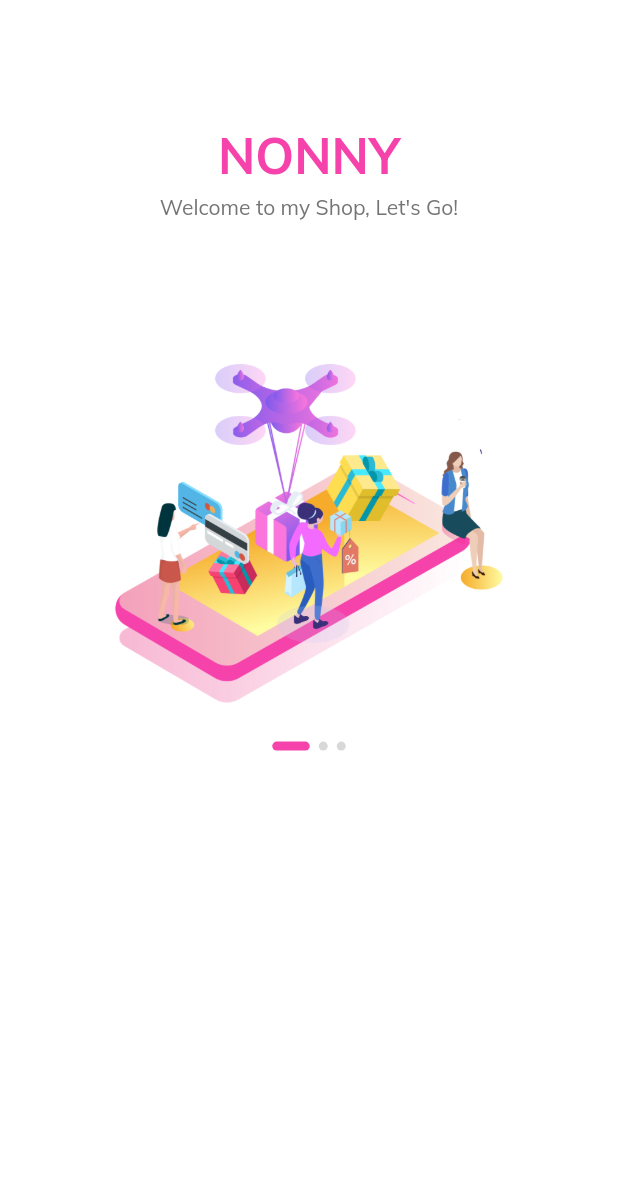
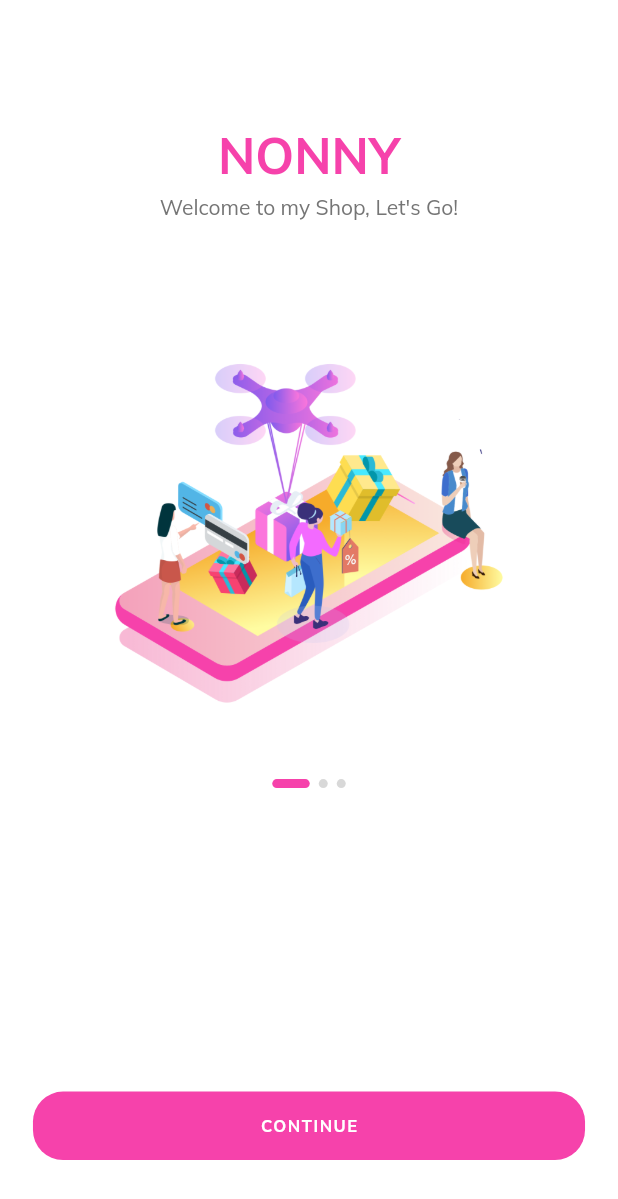
Before and after one commit to thawatchaiUdjan/my_practice_flutter, a Flutter app: the screen it shows after launch, on a phone screen of 412 x 824 dp. Shown: the top 1199 px of the screen. Run offline on Flutter 3.47's test engine with Material 2 defaults, Android fonts, the phone set to English and light mode, and no system bars; our stand-ins replace carousel_slider, flutter_rating_bar, flutter_svg, font_awesome_flutter, google_fonts, page_transition.

Commit message:
finished welcome screen and route config

```diff
--- /dev/null
+++ b/e_commerce_ui/lib/components/defaul_button.dart
@@ -0,0 +1,41 @@
+import 'package:flutter/material.dart';
+
+import '../constant.dart';
+import '../size_config.dart';
+
+class DefaulButton extends StatelessWidget {
+  const DefaulButton({
+    Key? key,
+    required this.textBtn,
+    required this.onPress,
+  }) : super(key: key);
+
+  final String textBtn;
+  final Function onPress;
+
+  @override
+  Widget build(BuildContext context) {
+    return SizedBox(
+      width: double.infinity,
+      height: getProporScreenHeight(45),
+      child: TextButton(
+        style: TextButton.styleFrom(
+          backgroundColor: kPrimaryColor,
+          shape: RoundedRectangleBorder(
+            borderRadius: BorderRadius.circular(20),
+          ),
+        ),
+        child: Text(
+          textBtn,
+          style: TextStyle(
+            fontSize: getProporScreenWidth(10),
+            color: Colors.white,
+            fontWeight: FontWeight.w700,
+            letterSpacing: 1,
+          ),
+        ),
+        onPressed: onPress(),
+      ),
+    );
+  }
+}
--- a/e_commerce_ui/lib/main.dart
+++ b/e_commerce_ui/lib/main.dart
@@ -1,4 +1,5 @@
 import 'package:e_commerce_ui/constant.dart';
+import 'package:e_commerce_ui/routes.dart';
 import 'package:flutter/material.dart';
 import 'package:google_fonts/google_fonts.dart';
 
@@ -24,7 +25,8 @@ class MyApp extends StatelessWidget {
         ),
         visualDensity: VisualDensity.adaptivePlatformDensity,
       ),
-      home: WelComeScreen(),
+      initialRoute: WelComeScreen.routeName,
+      routes: routes,
     );
   }
 }
--- /dev/null
+++ b/e_commerce_ui/lib/routes.dart
@@ -0,0 +1,6 @@
+import 'package:e_commerce_ui/screens/welcome/welcome_screen.dart';
+import 'package:flutter/material.dart';
+
+final Map<String, WidgetBuilder> routes = {
+  WelComeScreen.routeName: (context) => WelComeScreen(),
+};
--- a/e_commerce_ui/lib/screens/welcome/components/body.dart
+++ b/e_commerce_ui/lib/screens/welcome/components/body.dart
@@ -1,3 +1,4 @@
+import 'package:e_commerce_ui/components/defaul_button.dart';
 import 'package:e_commerce_ui/constant.dart';
 import 'package:e_commerce_ui/screens/welcome/components/welcome_content.dart';
 import 'package:e_commerce_ui/size_config.dart';
@@ -43,6 +44,7 @@ class _BodyState extends State<Body> {
                   text: welcomeData[index]["text"].toString(),
                   image: welcomeData[index]["image"].toString(),
                 ),
+                scrollBehavior: ScrollBehavior().copyWith(overscroll: false),
                 onPageChanged: (value) => setState(() {
                   currPage = value;
                 }),
@@ -50,8 +52,12 @@ class _BodyState extends State<Body> {
             ),
             Expanded(
               flex: 2,
+              child: Padding(
+                padding:
+                    EdgeInsets.symmetric(horizontal: getProporScreenWidth(20)),
                 child: Column(
                   children: [
+                    SizedBox(height: 25),
                     Row(
                       mainAxisAlignment: MainAxisAlignment.center,
                       children: List.generate(
@@ -59,7 +65,13 @@ class _BodyState extends State<Body> {
                         (index) => buildDotSlide(index),
                       ),
                     ),
+                    Spacer(
+                      flex: 4,
+                    ),
+                    DefaulButton(textBtn: "CONTINUE", onPress: () {}),
+                    Spacer(),
                   ],
+                ),
               ),
             ),
           ],
--- a/e_commerce_ui/lib/screens/welcome/welcome_screen.dart
+++ b/e_commerce_ui/lib/screens/welcome/welcome_screen.dart
@@ -5,6 +5,8 @@ import 'components/body.dart';
 
 class WelComeScreen extends StatelessWidget {
   const WelComeScreen({Key? key}) : super(key: key);
+
+  static String routeName = "/welcome";
 
   @override
   Widget build(BuildContext context) {
```
Lines whose indentation alone changed are shown as unchanged.
